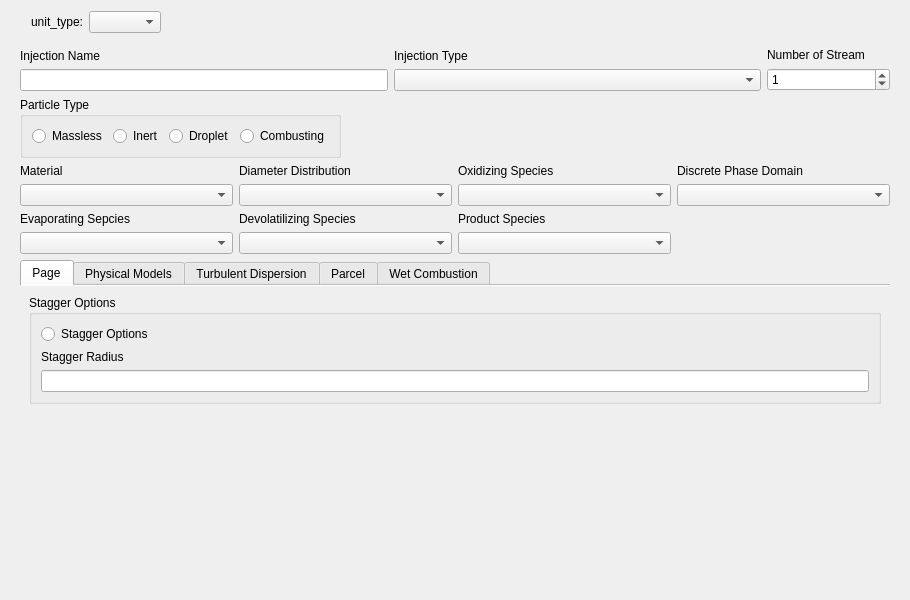
This is unit_edit_dialog.ui in beubetMCTX/dpm_manager as Qt 5 draws it before an edit. The edited form follows.
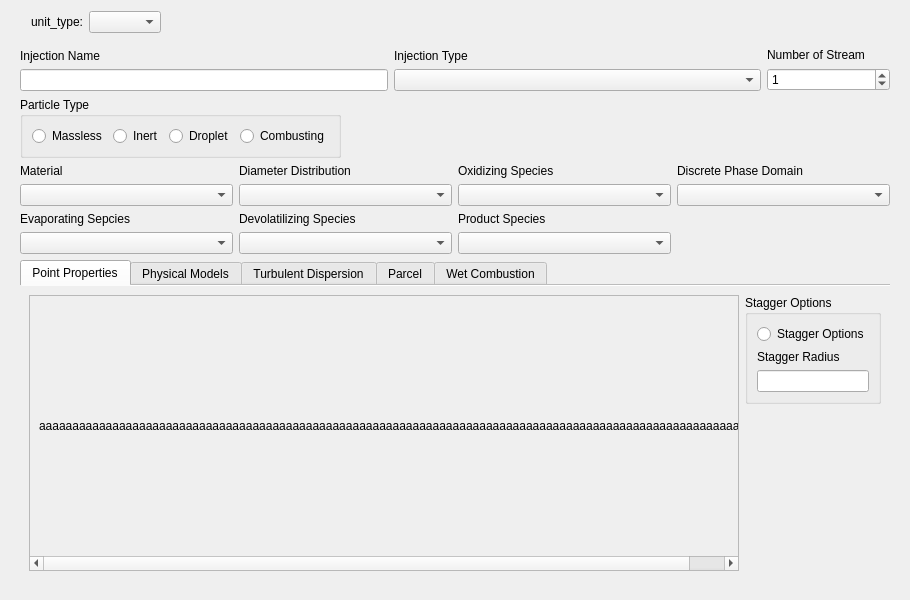
This is the edited form.

The edit to the form file:
```diff
--- a/unit_edit_dialog.ui
+++ b/unit_edit_dialog.ui
@@ -300,13 +300,41 @@
            </property>
            <widget class="QWidget" name="tab_point_properties">
             <attribute name="title">
-             <string>Page</string>
+             <string>Point Properties</string>
             </attribute>
             <layout class="QHBoxLayout" name="horizontalLayout_4">
              <item>
-              <layout class="QVBoxLayout" name="verticalLayout_2">
+              <layout class="QHBoxLayout" name="layout_point_properties" stretch="1,0">
                <item>
-                <widget class="QGroupBox" name="groupBox">
+                <widget class="QScrollArea" name="scrollArea">
+                 <property name="widgetResizable">
+                  <bool>true</bool>
+                 </property>
+                 <widget class="QWidget" name="scrollarea_properties">
+                  <property name="geometry">
+                   <rect>
+                    <x>0</x>
+                    <y>0</y>
+                    <width>753</width>
+                    <height>321</height>
+                   </rect>
+                  </property>
+                  <layout class="QVBoxLayout" name="verticalLayout_3">
+                   <item>
+                    <widget class="QLabel" name="label">
+                     <property name="text">
+                      <string>aaaaaaaaaaaaaaaaaaaaaaaaaaaaaaaaaaaaaaaaaaaaaaaaaaaaaaaaaaaaaaaaaaaaaaaaaaaaaaaaaaaaaaaaaaaaaaaaaaaaaaaaaaaaa</string>
+                     </property>
+                    </widget>
+                   </item>
+                  </layout>
+                 </widget>
+                </widget>
+               </item>
+               <item>
+                <layout class="QVBoxLayout" name="layout_stagger_position">
+                 <item>
+                  <widget class="QGroupBox" name="stagger_layout">
                  <property name="title">
                   <string>Stagger Options</string>
                  </property>
@@ -319,7 +347,7 @@
                    </widget>
                   </item>
                   <item>
-                   <widget class="QLabel" name="label">
+                     <widget class="QLabel" name="label_stagger">
                     <property name="text">
                      <string>Stagger Radius</string>
                     </property>
@@ -343,6 +371,8 @@
                   </size>
                  </property>
                 </spacer>
+                 </item>
+                </layout>
                </item>
               </layout>
              </item>
```
Left out of the diff: 4 changed lines with no effect on the pictures. Lines whose indentation alone changed are shown as unchanged.
